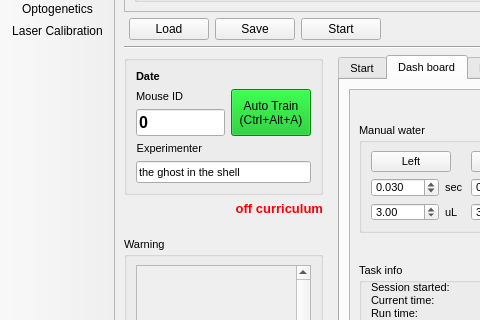
Before: the Qt Designer form src/foraging_gui/ForagingGUI.ui in AllenNeuralDynamics/dynamic-foraging-task, drawn with Qt 5; both pictures show x 0 to 480 and y 256 to 576 of the 960 by 725 pixel window.
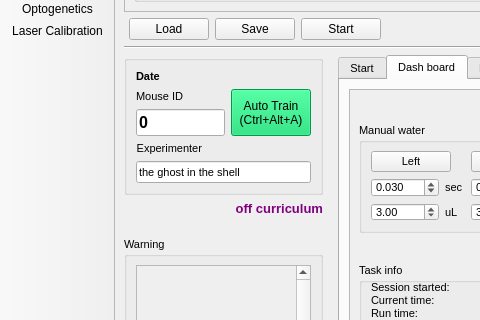
After: the same form once the commit is applied. The open tabs and pages were chosen to show the change. Icons and pictures are not drawn.

Commit message: optimize colors for night light mode

```diff
--- a/src/foraging_gui/ForagingGUI.ui
+++ b/src/foraging_gui/ForagingGUI.ui
@@ -390,7 +390,7 @@
                       <bool>false</bool>
                      </property>
                      <property name="styleSheet">
-                      <string notr="true">background-color:  rgb(0, 189, 22);</string>
+                      <string notr="true">background-color: rgb(0, 214, 103);</string>
                      </property>
                      <property name="text">
                       <string>Auto Train
@@ -478,7 +478,7 @@
                  </font>
                 </property>
                 <property name="styleSheet">
-                 <string notr="true">color: rgb(255, 0, 0);</string>
+                 <string notr="true">color: purple;</string>
                 </property>
                 <property name="text">
                  <string>off curriculum</string>
```
Left out of the diff: 10 changed lines with no effect on the pictures. The commit also changes 4 other files.
